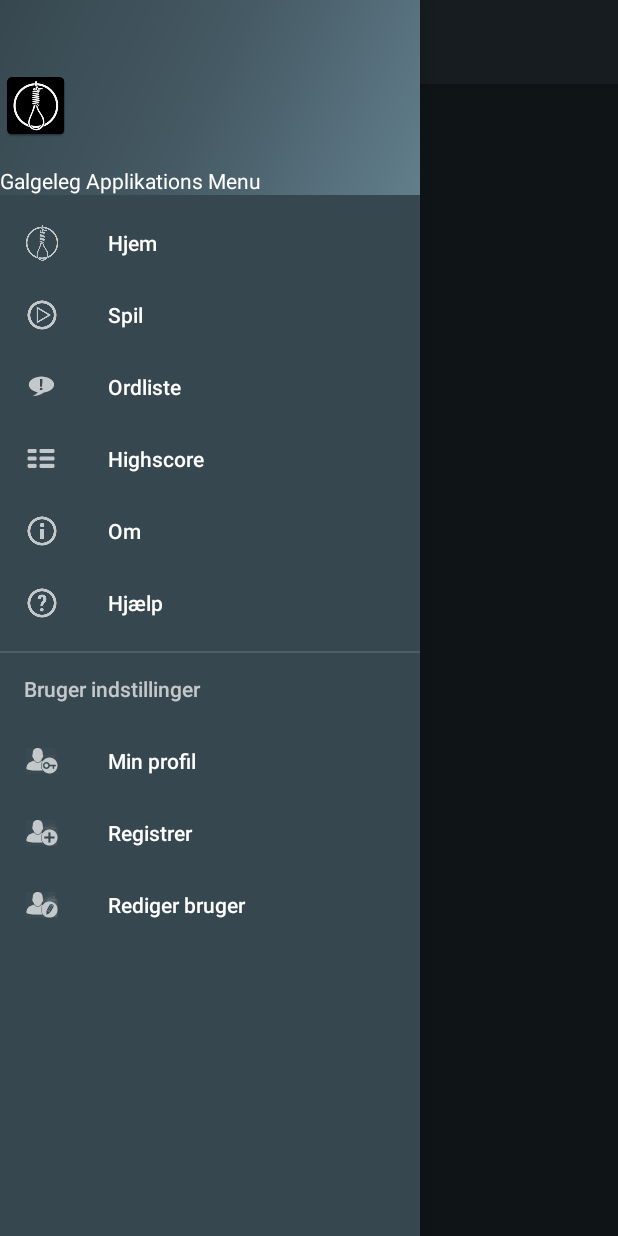
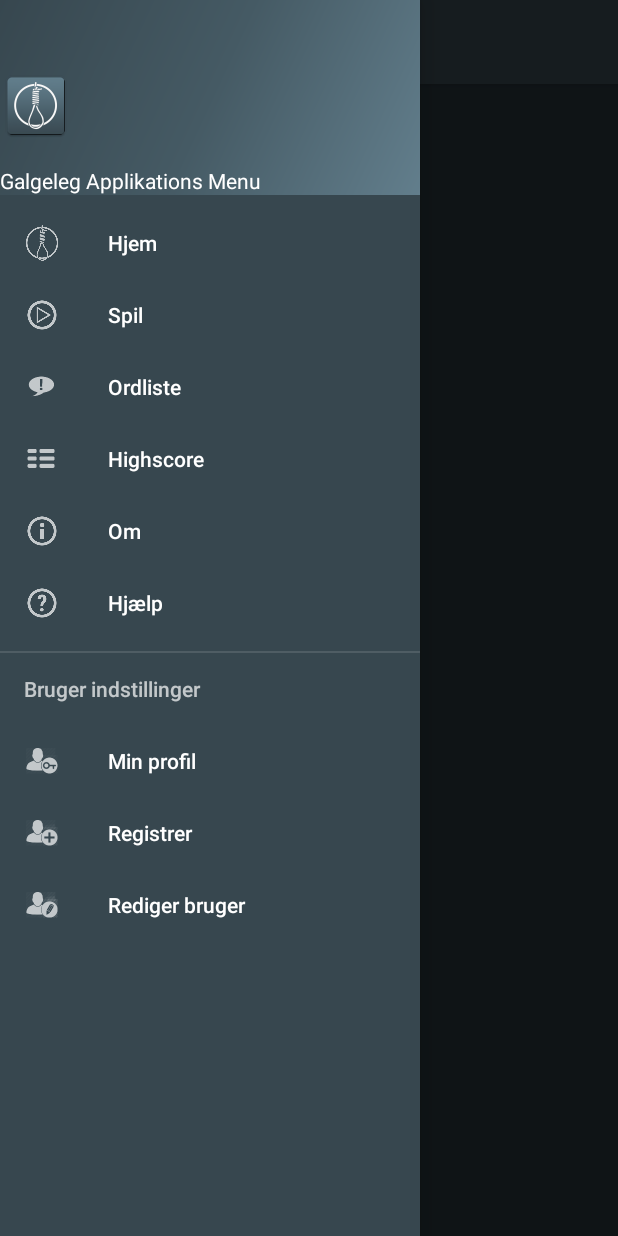
Before and after one commit to Nicopus/Galgeleg_v4.0.0b, an Android app: the screen it shows after launch (MainActivity), with the side drawer open, on a phone screen of 412 x 824 dp. Run offline under Robolectric (Android 15) with nearby library versions, the phone set to English and light mode, and no system bars; libraries missing offline, so code that uses them is left out: com.firebase.client; 4 statements that could not run were skipped.

Commit message:
Appicon pic update

```diff
--- a/app/src/main/AndroidManifest.xml
+++ b/app/src/main/AndroidManifest.xml
@@ -12,7 +12,7 @@
 
     <application
         android:allowBackup="true"
-        android:icon="@mipmap/ic_launcher"
+        android:icon="@mipmap/appicon04"
         android:label="@string/app_name"
         android:supportsRtl="true"
         android:theme="@style/AppTheme" >
--- a/app/src/main/res/layout/nav_header_main.xml
+++ b/app/src/main/res/layout/nav_header_main.xml
@@ -11,7 +11,7 @@
 
     <ImageView android:layout_width="wrap_content" android:layout_height="wrap_content"
         android:paddingTop="@dimen/nav_header_vertical_spacing"
-        android:src="@mipmap/ic_launcher" android:id="@+id/imageView" />
+        android:src="@mipmap/appicon04" android:id="@+id/imageView" />
 
     <TextView android:layout_width="match_parent" android:layout_height="wrap_content"
         android:paddingTop="@dimen/nav_header_vertical_spacing" android:text="@string/nav_header_text"
```
Also changed, not shown: app/src/main/appicon04-web.png (added), app/src/main/res/mipmap-hdpi/appicon04.png (added), app/src/main/res/mipmap-mdpi/appicon04.png (added), app/src/main/res/mipmap-xhdpi/appicon04.png (added), app/src/main/res/mipmap-xxhdpi/appicon04.png (added), app/src/main/res/mipmap-xxxhdpi/appicon04.png (added), 1 other file.
